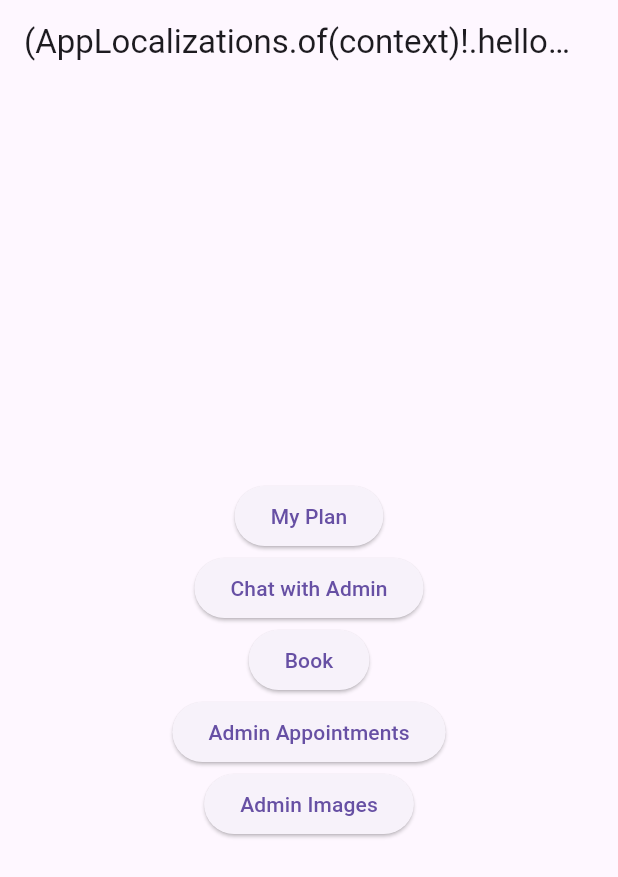
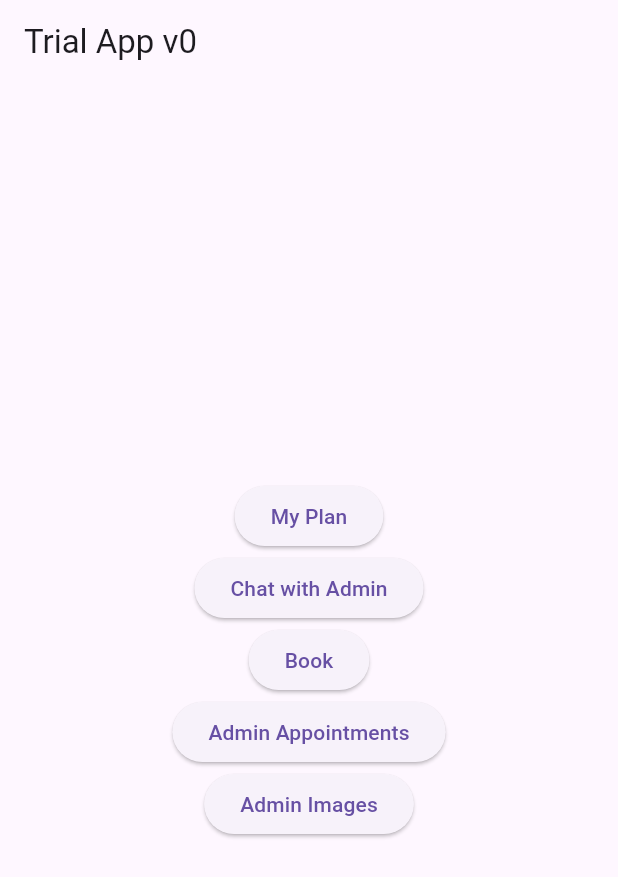
Before and after one commit to yilmazutku/ilkappv1, a Flutter app: the screen it shows after launch, on a phone screen of 412 x 824 dp. Shown: the top 877 px of the screen. Run offline on Flutter 3.47's test engine with Material 3 defaults, Android fonts, the phone set to English and light mode, and no system bars; our stand-ins replace cloud_firestore, firebase_auth, firebase_core, firebase_storage, image_picker, shared_preferences; accounts and stored records are empty; network calls fail.

```diff
--- a/lib/chat/chat_page.dart
+++ b/lib/chat/chat_page.dart
@@ -68,6 +68,7 @@ class ChatPage extends StatelessWidget  {
                   onPressed: () async => {
                     image =
                         await picker.pickImage(source: ImageSource.gallery),
+                    if(image!=null)
                     imageManager.uploadFile(image, null)
                   },
                 ),
--- a/lib/main.dart
+++ b/lib/main.dart
@@ -72,7 +72,7 @@ class HomePage extends StatelessWidget {
     print('Building HomePage...');
     return Scaffold(
       appBar:
-          AppBar(title: Text('(AppLocalizations.of(context)!.helloWorld),')),
+          AppBar(title: Text(/*'(AppLocalizations.of(context)!.helloWorld),'*/'Trial App v0')),
       body: Center(
         child: Column(
           mainAxisAlignment: MainAxisAlignment.center,
--- a/lib/managers/appointment_manager.dart
+++ b/lib/managers/appointment_manager.dart
@@ -45,7 +45,7 @@ class AppointmentManager extends ChangeNotifier {
           appointment.dateTime.month, appointment.dateTime.day);
       if (!weeklyAppointments.containsKey(date)) {
         weeklyAppointments[date] = [];
-      }
+      } //querybuilder TODO
       weeklyAppointments[date]!.add(appointment);
     }
   }
```
